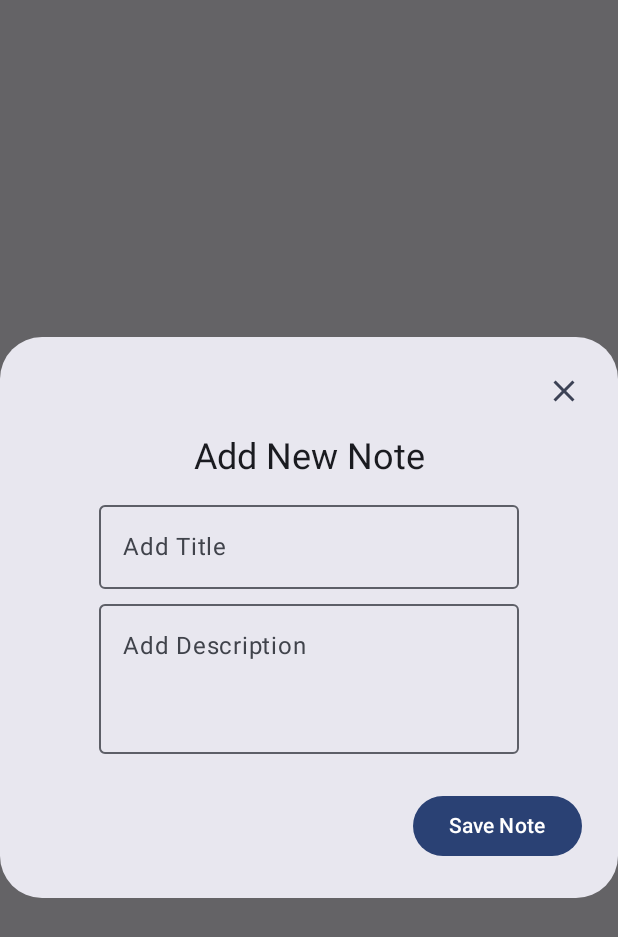
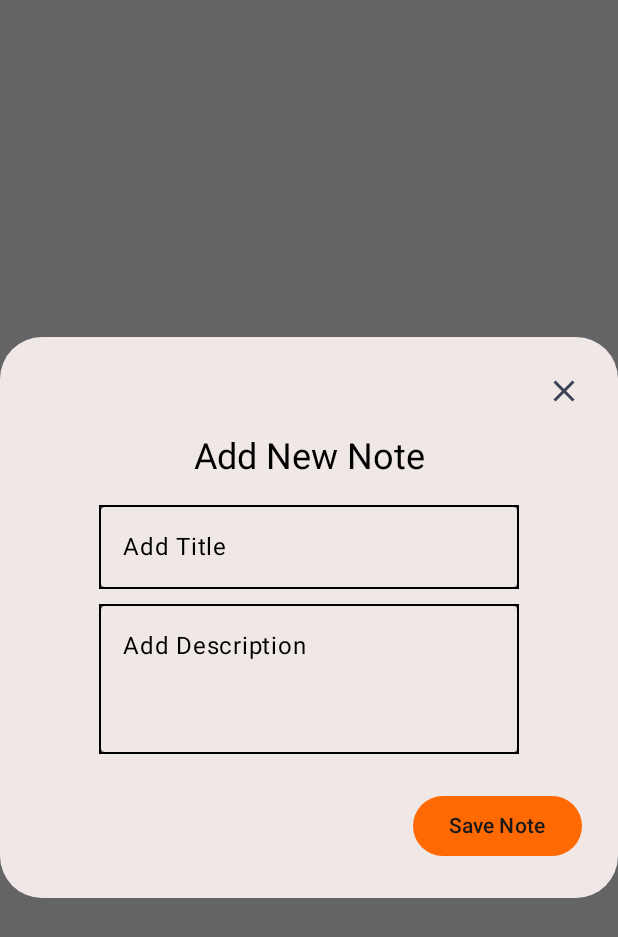
Before and after one commit to AmrAhmed72/Notes-App, an Android app built with Jetpack Compose: the composable AddNoteDialog shown on its own in the app's theme, on a phone screen of 412 x 824 dp. Shown: the top 937 px of the screen. Run offline under Robolectric (Android 15) with nearby library versions, the phone set to English and light mode, and no system bars; our stand-ins replace Dagger/Hilt's generated code, Voyager.

Commit message:
simple Note app

```diff
--- a/app/src/main/java/com/example/noteapp2/MainActivity.kt
+++ b/app/src/main/java/com/example/noteapp2/MainActivity.kt
@@ -3,6 +3,8 @@ package com.example.noteapp2
 import android.os.Bundle
 import androidx.activity.ComponentActivity
 import androidx.activity.compose.setContent
+import androidx.compose.foundation.background
+import androidx.compose.foundation.border
 import androidx.compose.foundation.clickable
 import androidx.compose.foundation.layout.Box
 import androidx.compose.foundation.layout.Column
@@ -13,15 +15,21 @@ import androidx.compose.material.icons.Icons
 import androidx.compose.material.icons.filled.*
 import androidx.compose.material3.AlertDialog
 import androidx.compose.material3.Button
+import androidx.compose.material3.ButtonColors
+import androidx.compose.material3.ButtonDefaults
 import androidx.compose.material3.ExperimentalMaterial3Api
 import androidx.compose.material3.Icon
 import androidx.compose.material3.OutlinedTextField
 import androidx.compose.material3.Text
+import androidx.compose.material3.TextFieldColors
+import androidx.compose.material3.TextFieldDefaults
 import androidx.compose.runtime.Composable
 import androidx.compose.runtime.mutableStateOf
 import androidx.compose.runtime.remember
 import androidx.compose.ui.Alignment
 import androidx.compose.ui.Modifier
+import androidx.compose.ui.graphics.Color
+import androidx.compose.ui.text.TextStyle
 import androidx.compose.ui.tooling.preview.Preview
 import androidx.compose.ui.unit.dp
 import androidx.hilt.navigation.compose.hiltViewModel
@@ -46,11 +54,13 @@ class MainActivity : ComponentActivity() {
     }
 }
 
+@OptIn(ExperimentalMaterial3Api::class)
 @Composable
 fun AddNoteDialog(onSaveClick : (String,String)->Unit,onDismissRequest : ()->Unit){
     val title = remember { mutableStateOf("") }
     val description = remember { mutableStateOf("") }
-    AlertDialog(onDismissRequest = { onDismissRequest() },
+    AlertDialog(containerColor = Color(0xfff0e8e6),onDismissRequest = { onDismissRequest() },
+
 
         icon = {
             Box(modifier = Modifier
@@ -61,18 +71,26 @@ fun AddNoteDialog(onSaveClick : (String,String)->Unit,onDismissRequest : ()->Uni
             }
                },
         confirmButton = {
-            Button(onClick = { onSaveClick(title.value,description.value) }) {
-                Text(text ="Save Note" )
+            Button(onClick = { onSaveClick(title.value,description.value) },
+                colors = ButtonDefaults.buttonColors(containerColor = Color(0xFFFE6902))
+            ) {
+                Text(text ="Save Note", color = Color(0xFF18181B) )
             }
         },
-        title = { Text(text = "Add New Note")},
+        title = { Text(text = "Add New Note", color = Color.Black)},
         text = {
             Column(modifier = Modifier.fillMaxWidth(), horizontalAlignment = Alignment.CenterHorizontally) {
-                OutlinedTextField(value = title.value, onValueChange = {title.value=it},
-                    placeholder = { Text(text = "Add Title")})
+                OutlinedTextField(modifier =Modifier.border(1.dp,Color.Black) , textStyle = TextStyle(color = Color.Black
+
+                ) ,
+                    value = title.value, onValueChange = {title.value=it},
+                    placeholder = { Text(text = "Add Title", color = Color.Black)})
                 Spacer(modifier = Modifier.height(10.dp))
-                OutlinedTextField(modifier = Modifier.height(100.dp),value = description.value, onValueChange = {description.value=it},
-                    placeholder = { Text(text = "Add Description")})
+                OutlinedTextField(textStyle = TextStyle(color = Color.Black
+
+                ),modifier = Modifier.border(1.dp,Color.Black).height(100.dp),value = description.value, onValueChange = {description.value=it},
+                    placeholder = { Text(text = "Add Description",color = Color.Black)})
+
             }
         }
 
```
